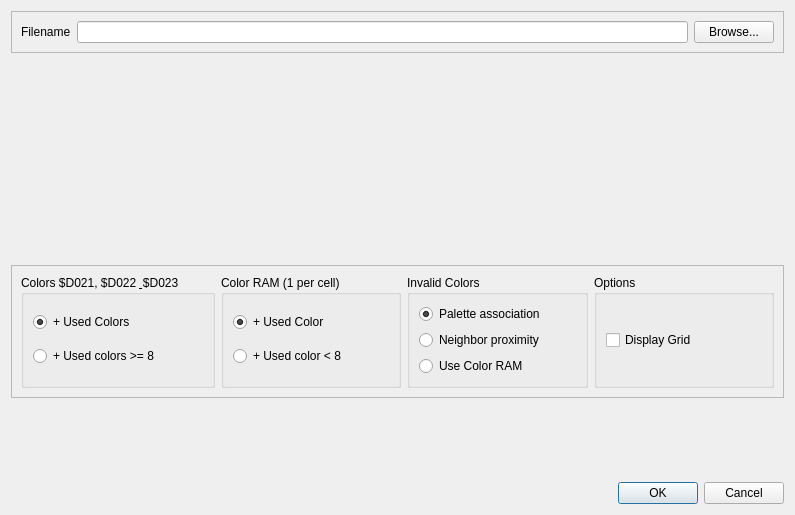
ricardoquesada/vchar64, file src/importkoaladialog.ui: the form before one commit.
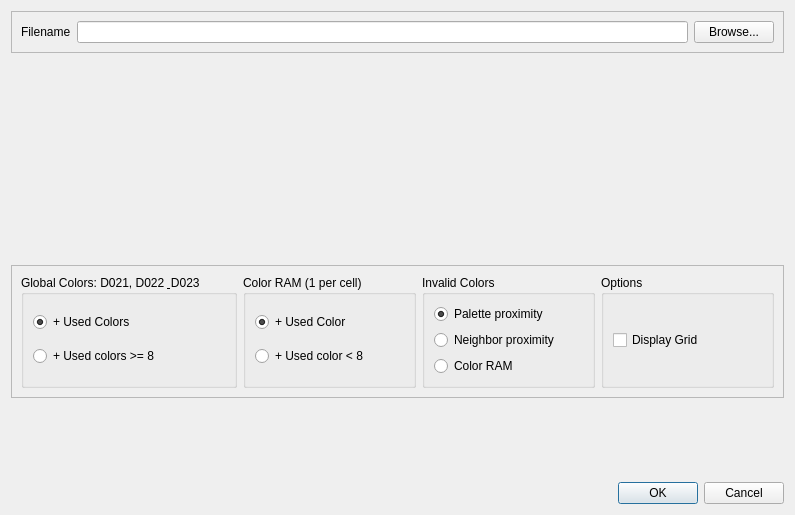
The form after the commit. Custom widgets are drawn as their Qt base class.

Commit message: better conversion for aggressive RAM color detection

Patch:
```diff
--- a/src/importkoaladialog.ui
+++ b/src/importkoaladialog.ui
@@ -85,7 +85,7 @@
       <item>
        <widget class="QGroupBox" name="groupBox">
         <property name="title">
-         <string>Colors $D021, $D022 &amp; $D023</string>
+         <string>Global Colors: D021, D022 &amp; D023</string>
         </property>
         <layout class="QVBoxLayout" name="verticalLayout">
          <item>
@@ -143,7 +143,7 @@
          <item>
           <widget class="QRadioButton" name="radioButtonPalette">
            <property name="text">
-            <string>Palette association</string>
+            <string>Palette proximity</string>
            </property>
            <property name="checked">
             <bool>true</bool>
@@ -163,7 +163,7 @@
          <item>
           <widget class="QRadioButton" name="radioButtonColorRAM">
            <property name="text">
-            <string>Use Color RAM</string>
+            <string>Color RAM</string>
            </property>
           </widget>
          </item>
```
The commit also changes 2 other files.
